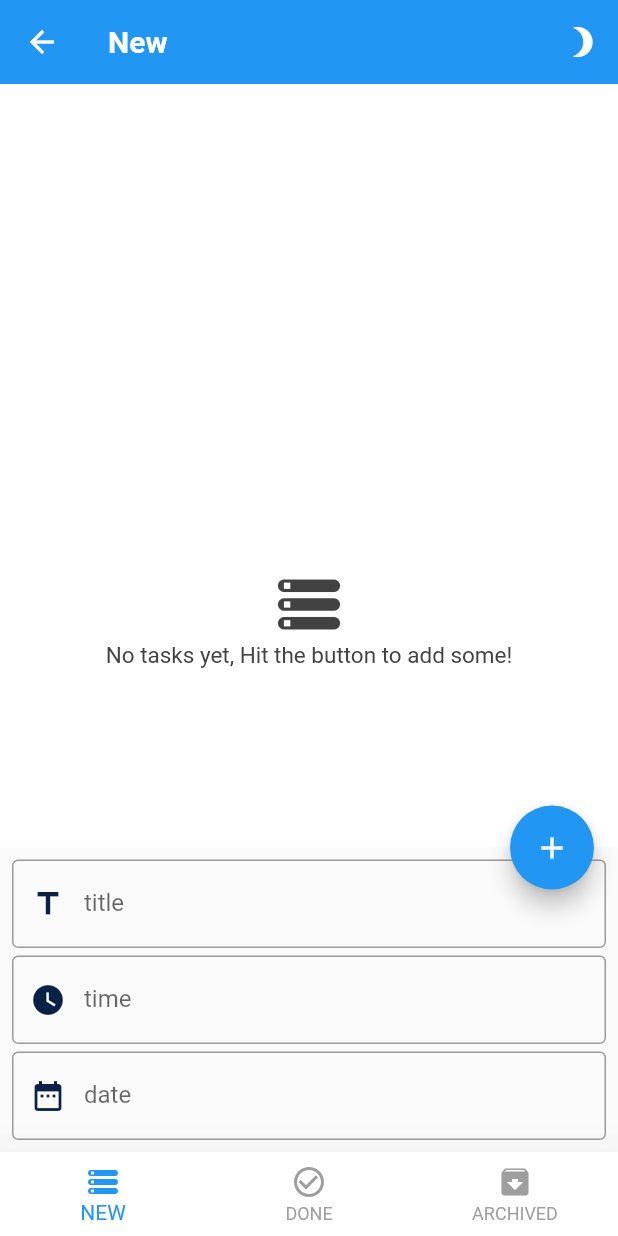
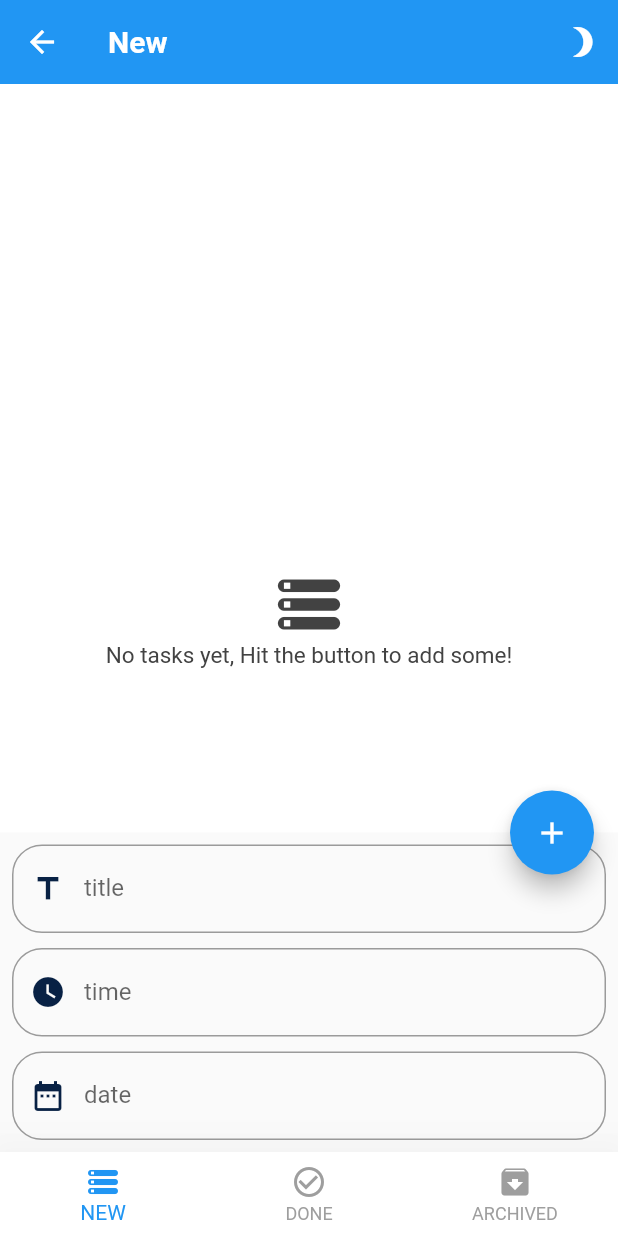
Before and after one commit to OsamaElnagar/Todo--App, a Flutter app: the screen it shows after launch, after a tap on the "lens blur" icon, after a tap on the "edit" icon, on a phone screen of 412 x 824 dp. Run offline on Flutter 3.47's test engine with Material 2 defaults, Android fonts, the phone set to English and light mode, and no system bars; our stand-ins replace awesome_dialog, bloc, conditional_builder_null_safety, flutter_bloc, hexcolor, shared_preferences and 1 more; accounts and stored records are empty.

Commit message:
nice handling

```diff
--- a/lib/layout/homeLayout.dart
+++ b/lib/layout/homeLayout.dart
@@ -26,10 +26,9 @@ class _HomeLayoutState extends State<HomeLayout> {
 
   @override
   void initState() {
-
-    //AppCubit.get(context).emit(AppNewTaskPositionState());
     super.initState();
   }
+
   @override
   dispose() {
     titleController.dispose();
@@ -72,15 +71,16 @@ class _HomeLayoutState extends State<HomeLayout> {
             backgroundColor: Colors.blue,
             onPressed: () {
               if (cubit.isBottomSheetShown) {
-                if (formKey.currentState!.validate()){
+                if (formKey.currentState!.validate()) {
                   cubit.insertToDatabase(
                     titleController.text,
                     timeController.text,
                     dateController.text,
                   );
-                  titleController.text=
-              timeController.text=
-              dateController.text='';
+                  cubit.emit(AppNewTaskPositionState());
+
+                  titleController.text =
+                      timeController.text = dateController.text = '';
                 }
               } else {
                 scaffoldKey.currentState!
@@ -103,10 +103,11 @@ class _HomeLayoutState extends State<HomeLayout> {
                                 },
                                 decoration: InputDecoration(
                                   border: const OutlineInputBorder(
-
+                                    borderRadius:
+                                        BorderRadius.all(Radius.circular(20.0)),
                                   ),
                                   hoverColor: Colors.black,
-                                  focusColor:  Colors.black,
+                                  focusColor: Colors.black,
                                   label: const Text('title'),
                                   prefixIcon: Icon(
                                     Icons.title,
@@ -115,9 +116,14 @@ class _HomeLayoutState extends State<HomeLayout> {
                                 ),
                               ),
                               const SizedBox(
-                                height: 5.0,
+                                height: 10.0,
                               ),
                               TextFormField(
+                                showCursor: true,
+                                style: TextStyle(
+                                  color:
+                                      Theme.of(context).scaffoldBackgroundColor,
+                                ),
                                 onTap: () {
                                   showTimePicker(
                                     context: context,
@@ -132,13 +138,17 @@ class _HomeLayoutState extends State<HomeLayout> {
                                 validator: (value) {
                                   pint(TimeOfDay.now().toString());
                                   if (value!.isEmpty) {
-                                    return timeController.text =TimeOfDay.now().format(context).toString();
-
+                                    return timeController.text = TimeOfDay.now()
+                                        .format(context)
+                                        .toString();
                                   }
                                   return null;
                                 },
                                 decoration: InputDecoration(
-                                  border: const OutlineInputBorder(),
+                                  border: const OutlineInputBorder(
+                                    borderRadius:
+                                        BorderRadius.all(Radius.circular(20.0)),
+                                  ),
                                   label: const Text('time'),
                                   prefixIcon: Icon(
                                     Icons.watch_later,
@@ -147,7 +157,7 @@ class _HomeLayoutState extends State<HomeLayout> {
                                 ),
                               ),
                               const SizedBox(
-                                height: 5.0,
+                                height: 10.0,
                               ),
                               TextFormField(
                                 onTap: () {
@@ -165,13 +175,18 @@ class _HomeLayoutState extends State<HomeLayout> {
                                 keyboardType: TextInputType.datetime,
                                 validator: (value) {
                                   if (value!.isEmpty) {
-                                    return dateController.text = DateFormat.yMMMd().format(DateTime.now()).toString();
-
+                                    return dateController.text =
+                                        DateFormat.yMMMd()
+                                            .format(DateTime.now())
+                                            .toString();
                                   }
                                   return null;
                                 },
                                 decoration: InputDecoration(
-                                  border: const OutlineInputBorder(),
+                                  border: const OutlineInputBorder(
+                                    borderRadius:
+                                        BorderRadius.all(Radius.circular(20.0)),
+                                  ),
                                   label: const Text('date'),
                                   prefixIcon: Icon(
                                     Icons.date_range,
@@ -186,15 +201,10 @@ class _HomeLayoutState extends State<HomeLayout> {
                     )
                     .closed
                     .then((value) {
-                  cubit.changeBottomSheetState(
-                    false,
-                    Icons.edit,
-                  );
+                  cubit.changeBottomSheetState(false, Icons.edit);
+                  cubit.emit(AppNewTaskPositionState());
                 });
-                cubit.changeBottomSheetState(
-                  true,
-                  Icons.add,
-                );
+                cubit.changeBottomSheetState(true, Icons.add);
               }
             },
             child: Icon(
--- a/lib/shared/network/local/components.dart
+++ b/lib/shared/network/local/components.dart
@@ -4,8 +4,6 @@ import 'package:flutter/material.dart';
 import 'package:flutter_bloc/flutter_bloc.dart';
 import 'package:todo1/shared/Cubit/cubit.dart';
 import 'package:todo1/shared/Cubit/states.dart';
-
-
 
 Widget ItemBuilder(Map model, context) => BlocConsumer<AppCubit, AppStates>(
       listener: (context, states) {},
@@ -171,7 +169,6 @@ Widget ItemBuilder(Map model, context) => BlocConsumer<AppCubit, AppStates>(
       },
     );
 
-
 Widget conditionalTaskBuilder(List<Map> tasks) => ConditionalBuilder(
       condition: tasks.isNotEmpty,
       fallback: (context) => Center(
@@ -205,7 +202,6 @@ Widget conditionalTaskBuilder(List<Map> tasks) => ConditionalBuilder(
               ),
           itemCount: tasks.length),
     );
-
 
 Widget positionTransform(
     {required Map model,
@@ -260,11 +256,9 @@ Widget positionTransform(
   );
 }
 
-
 void pint(String text) {
   debugPrint(text.toString());
 }
-
 
 void dialogMessage(
     {required BuildContext context,
--- a/lib/shared/styles/themes.dart
+++ b/lib/shared/styles/themes.dart
@@ -106,6 +106,7 @@ ThemeData lightTheme = ThemeData(
     caption: TextStyle(color: Colors.black),
     headline4: TextStyle(color: Colors.white),
     headline5: TextStyle(color: Colors.white),
+    headline6: TextStyle(color: Colors.white),
   ),
   cardTheme: const CardTheme(
     color: Colors.blue,
```
